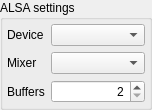
vitamin-caig/zxtune, file apps/zxtune-qt/ui/preferences/sound_alsa.ui: the form before one commit.
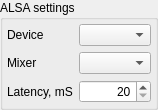
The form after the commit.

The edit to the form file:
```diff
--- a/apps/zxtune-qt/ui/preferences/sound_alsa.ui
+++ b/apps/zxtune-qt/ui/preferences/sound_alsa.ui
@@ -58,28 +58,28 @@
        </widget>
       </item>
       <item row="2" column="0">
-       <widget class="QLabel" name="labelBuffers">
-        <property name="text">
-         <string>Buffers</string>
-        </property>
-       </widget>
-      </item>
-      <item row="2" column="1">
-       <widget class="QSpinBox" name="buffers">
+       <widget class="QLabel" name="labelLatency">
         <property name="sizePolicy">
-         <sizepolicy hsizetype="Preferred" vsizetype="Fixed">
+         <sizepolicy hsizetype="Maximum" vsizetype="Preferred">
           <horstretch>0</horstretch>
           <verstretch>0</verstretch>
          </sizepolicy>
         </property>
+        <property name="text">
+         <string>Latency, mS</string>
+        </property>
+       </widget>
+      </item>
+      <item row="2" column="1">
+       <widget class="QSpinBox" name="latency">
         <property name="alignment">
          <set>Qt::AlignRight|Qt::AlignTrailing|Qt::AlignVCenter</set>
         </property>
         <property name="minimum">
-         <number>2</number>
+         <number>20</number>
         </property>
         <property name="maximum">
-         <number>10</number>
+         <number>10000</number>
         </property>
        </widget>
       </item>
```
